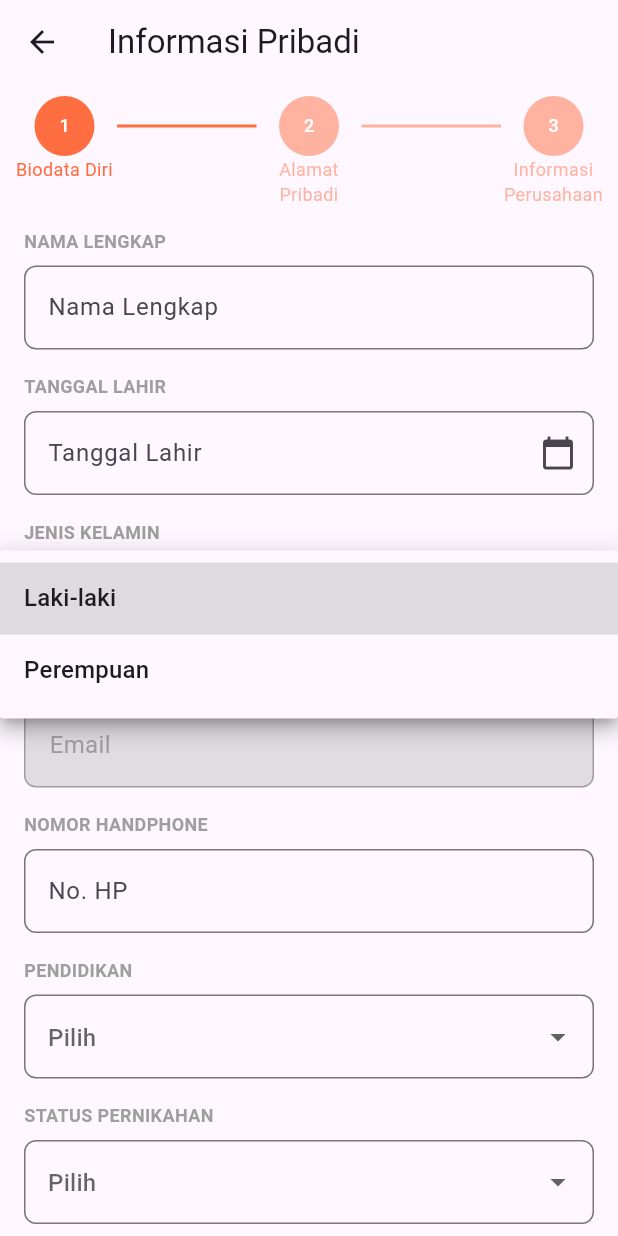
After one commit to aciedds/fast8_test, a Flutter app: the PersonalInformationView screen opened by its route, after a tap on "Jenis Kelamin", on a phone screen of 412 x 824 dp. The commit adds this screen. Run offline on Flutter 3.47's test engine with Material 3 defaults, Android fonts, the phone set to English and light mode, and no system bars; our stand-ins replace carousel_slider, cloud_firestore, dio, firebase_auth, firebase_core, flutter_svg and 7 more; accounts and stored records are empty.

Commit message:
update personal information

```diff
--- a/lib/presentation/pages.dart
+++ b/lib/presentation/pages.dart
@@ -7,6 +7,8 @@ import 'package:fast8_test/presentation/login/login_view.dart';
 import 'package:fast8_test/presentation/onboarding/auth_middleware.dart';
 import 'package:fast8_test/presentation/onboarding/onboarding_binding.dart';
 import 'package:fast8_test/presentation/onboarding/onboarding_view.dart';
+import 'package:fast8_test/presentation/personal_infomation/personal_information_binding.dart';
+import 'package:fast8_test/presentation/personal_infomation/personal_information_view.dart';
 import 'package:fast8_test/presentation/profile/profile_binding.dart';
 import 'package:fast8_test/presentation/profile/profile_view.dart';
 import 'package:fast8_test/presentation/register/register_binding.dart';
@@ -72,5 +74,11 @@ class Pages {
       transition: Transition.rightToLeftWithFade,
       binding: ResetEmailBinding(),
     ),
+    GetPage(
+      name: Routes.PERSONAL_INFORMATION,
+      page: () => const PersonalInformationView(),
+      transition: Transition.rightToLeftWithFade,
+      binding: PersonalInformationBinding(),
+    ),
   ];
 }
--- /dev/null
+++ b/lib/presentation/personal_infomation/personal_information_binding.dart
@@ -0,0 +1,10 @@
+import 'package:fast8_test/presentation/personal_infomation/personal_information_controller.dart';
+import 'package:get/get.dart';
+
+class PersonalInformationBinding extends Bindings{
+  @override
+  void dependencies() {
+    Get.lazyPut(() => PersonalInformationController());
+  }
+
+}
--- /dev/null
+++ b/lib/presentation/personal_infomation/personal_information_controller.dart
@@ -0,0 +1,73 @@
+import 'package:flutter/material.dart';
+import 'package:get/get.dart';
+
+class PersonalInformationController extends GetxController {
+  late TextEditingController nameTEC;
+  late FocusNode nameFN;
+
+  late TextEditingController emailTEC;
+  late FocusNode emailFN;
+
+  late TextEditingController phoneNumberTEC;
+  late FocusNode phoneNumberFN;
+
+  Rx<DateTime?> selectedDate = Rx<DateTime?>(null);
+  RxString gender = ''.obs;
+  RxString education = ''.obs;
+  RxString maritalStatus = ''.obs;
+  RxBool agreedToTerms = false.obs;
+
+  @override
+  void onInit() {
+    super.onInit();
+    initializeNameTextField();
+    initializePhoneNumberTextField();
+    initializeEmailTextField();
+  }
+
+  void initializeNameTextField() {
+    nameTEC = TextEditingController();
+    nameFN = FocusNode();
+  }
+
+  void initializePhoneNumberTextField() {
+    phoneNumberTEC = TextEditingController();
+    phoneNumberFN = FocusNode();
+  }
+
+  void initializeEmailTextField() {
+    emailTEC = TextEditingController();
+    emailFN = FocusNode();
+  }
+
+
+
+  @override
+  void dispose() {
+    super.dispose();
+    nameTEC.dispose();
+    nameFN.dispose();
+    phoneNumberTEC.dispose();
+    phoneNumberFN.dispose();
+    emailTEC.dispose();
+    emailFN.dispose();
+  }
+
+  void updateDate(DateTime date) {
+    selectedDate.value = date;
+  }
+
+  void updateGender(String selectedGender) {
+    gender.value = selectedGender;
+  }
+
+  void toggleAgreement(bool? value) {
+    agreedToTerms.value = value ?? false;
+  }
+
+  String get formattedDate {
+    if (selectedDate.value == null) return '';
+    final date = selectedDate.value!;
+    return '${date.day}/${date.month}/${date.year}';
+  }
+}
--- /dev/null
+++ b/lib/presentation/personal_infomation/personal_information_view.dart
@@ -0,0 +1,444 @@
+import 'package:fast8_test/presentation/personal_infomation/personal_information_controller.dart';
+import 'package:flutter/material.dart';
+import 'package:get/get.dart';
+
+class PersonalInformationView extends GetView<PersonalInformationController> {
+  const PersonalInformationView({super.key});
+
+  Future<void> _selectDate(BuildContext context) async {
+    final DateTime? picked = await showDatePicker(
+      context: context,
+      initialDate: DateTime.now(),
+      firstDate: DateTime(1900),
+      lastDate: DateTime.now(),
+    );
+    if (picked != null) {
+      controller.updateDate(picked);
+    }
+  }
+
+  @override
+  Widget build(BuildContext context) {
+    return Scaffold(
+      appBar: AppBar(title: const Text("Informasi Pribadi")),
+      body: Column(
+        crossAxisAlignment: CrossAxisAlignment.stretch,
+        mainAxisSize: MainAxisSize.min,
+        children: [
+          Padding(
+            padding: EdgeInsets.all(8.0),
+            child: Row(
+              crossAxisAlignment: CrossAxisAlignment.center,
+              mainAxisSize: MainAxisSize.min,
+              children: [
+                SizedBox(
+                  width: 70,
+                  height: 80,
+                  child: Column(
+                    crossAxisAlignment: CrossAxisAlignment.center,
+                    mainAxisSize: MainAxisSize.min,
+                    children: [
+                      CircleAvatar(
+                        radius: 20,
+                        backgroundColor: Colors.deepOrangeAccent,
+                        child: Text(
+                          '1',
+                          style: TextStyle(
+                            color: Colors.white,
+                            fontSize: 12,
+                          ),
+                        ),
+                      ),
+                      Text(
+                        "Biodata Diri",
+                        textAlign: TextAlign.center,
+                        overflow: TextOverflow.ellipsis,
+                        maxLines: 2,
+                        style: TextStyle(
+                          fontSize: 12,
+                          color: Colors.deepOrangeAccent,
+                        ),
+                      ),
+                    ],
+                  ),
+                ),
+                Expanded(
+                  child: Column(
+                    children: [
+                      Divider(
+                        color: Colors.deepOrangeAccent,
+                        thickness: 2,
+                      ),
+                      SizedBox(height: 40)
+                    ],
+                  ),
+                ),
+                SizedBox(
+                  width: 70,
+                  height: 80,
+                  child: Column(
+                    crossAxisAlignment: CrossAxisAlignment.center,
+                    mainAxisSize: MainAxisSize.min,
+                    children: [
+                      CircleAvatar(
+                        radius: 20,
+                        backgroundColor:
+                            Colors.deepOrangeAccent.withOpacity(0.5),
+                        child: Text(
+                          '2',
+                          style: TextStyle(
+                            color: Colors.white,
+                            fontSize: 12,
+                          ),
+                        ),
+                      ),
+                      Text(
+                        "Alamat Pribadi",
+                        textAlign: TextAlign.center,
+                        overflow: TextOverflow.ellipsis,
+                        maxLines: 2,
+                        style: TextStyle(
+                          fontSize: 12,
+                          color: Colors.deepOrangeAccent.withOpacity(0.5),
+                        ),
+                      ),
+                    ],
+                  ),
+                ),
+                Expanded(
+                  child: Column(
+                    children: [
+                      Divider(
+                        color: Colors.deepOrangeAccent.withOpacity(0.5),
+                        thickness: 2,
+                      ),
+                      SizedBox(height: 40)
+                    ],
+                  ),
+                ),
+                SizedBox(
+                  width: 70,
+                  height: 80,
+                  child: Column(
+                    crossAxisAlignment: CrossAxisAlignment.center,
+                    mainAxisSize: MainAxisSize.min,
+                    children: [
+                      CircleAvatar(
+                        radius: 20,
+                        backgroundColor:
+                            Colors.deepOrangeAccent.withOpacity(0.5),
+                        child: Text(
+                          '3',
+                          style: TextStyle(
+                            color: Colors.white,
+                            fontSize: 12,
+                          ),
+                        ),
+                      ),
+                      Text(
+                        "Informasi Perusahaan",
+                        textAlign: TextAlign.center,
+                        overflow: TextOverflow.ellipsis,
+                        maxLines: 2,
+                        style: TextStyle(
+                          fontSize: 12,
+                          color: Colors.deepOrangeAccent.withOpacity(0.5),
+                        ),
+                      ),
+                    ],
+                  ),
+                ),
+              ],
+            ),
+          ),
+          Expanded(
+            child: ListView(
+              shrinkWrap: true,
+              padding: EdgeInsets.symmetric(horizontal: 16),
+              children: [
+                const Text(
+                  'NAMA LENGKAP',
+                  style: TextStyle(
+                    fontSize: 12,
+                    fontWeight: FontWeight.bold,
+                    color: Colors.grey,
+                  ),
+                ),
+                const SizedBox(height: 8),
+                TextFormField(
+                  controller: controller.nameTEC,
+                  focusNode: controller.nameFN,
+                  decoration: InputDecoration(
+                    hintText: 'Nama Lengkap',
+                    focusColor: Colors.deepOrangeAccent,
+                    hoverColor: Colors.deepOrangeAccent,
+                    focusedBorder: OutlineInputBorder(
+                      borderSide: const BorderSide(
+                        color: Colors.deepOrangeAccent,
+                      ),
+                      borderRadius: BorderRadius.circular(8),
+                    ),
+                    border: OutlineInputBorder(
+                      borderSide: const BorderSide(
+                        color: Colors.deepOrangeAccent,
+                      ),
+                      borderRadius: BorderRadius.circular(8),
+                    ),
+                  ),
+                ),
+                const SizedBox(height: 16.0),
+                Text(
+                  'TANGGAL LAHIR',
+                  style: TextStyle(
+                    fontSize: 12,
+                    fontWeight: FontWeight.bold,
+                    color: Colors.grey,
+                  ),
+                ),
+                const SizedBox(height: 8),
+                GestureDetector(
+                  onTap: () => _selectDate(context),
+                  child: AbsorbPointer(
+                    child: Obx(
+                      () => TextFormField(
+                        decoration: InputDecoration(
+                          hintText: 'Tanggal Lahir',
+                          focusColor: Colors.deepOrangeAccent,
+                          hoverColor: Colors.deepOrangeAccent,
+                          focusedBorder: OutlineInputBorder(
+                            borderSide: BorderSide(
+                              color: Colors.deepOrangeAccent,
+                            ),
+                            borderRadius: BorderRadius.circular(8),
+                          ),
+                          border: OutlineInputBorder(
+                            borderSide: BorderSide(
+                              color: Colors.deepOrangeAccent,
+                            ),
+                            borderRadius: BorderRadius.circular(8),
+                          ),
+                          suffixIcon: Icon(Icons.calendar_today),
+                        ),
+                        controller: TextEditingController(
+                          text: controller.formattedDate,
+                        ),
+                      ),
+                    ),
+                  ),
+                ),
+                const SizedBox(height: 16.0),
+                Text(
+                  'JENIS KELAMIN',
+                  style: TextStyle(
+                    fontSize: 12,
+                    fontWeight: FontWeight.bold,
+                    color: Colors.grey,
+                  ),
+                ),
+                const SizedBox(height: 8),
+                Obx(
+                  () => DropdownButtonFormField<String>(
+                    decoration: InputDecoration(
+                      hintText: 'Jenis Kelamin',
+                      focusColor: Colors.deepOrangeAccent,
+                      hoverColor: Colors.deepOrangeAccent,
+                      focusedBorder: OutlineInputBorder(
+                        borderSide: BorderSide(
+                          color: Colors.deepOrangeAccent,
+                        ),
+                        borderRadius: BorderRadius.circular(8),
+                      ),
+                      border: OutlineInputBorder(
+                        borderSide: BorderSide(
+                          color: Colors.deepOrangeAccent,
+                        ),
+                        borderRadius: BorderRadius.circular(8),
+                      ),
+                    ),
+                    value: controller.gender.value.isEmpty
+                        ? null
+                        : controller.gender.value,
+                    items: ['Laki-laki', 'Perempuan']
+                        .map((label) => DropdownMenuItem(
+                              child: Text(label),
+                              value: label,
+                            ))
+                        .toList(),
+                    onChanged: (value) => controller.updateGender(
+                      value ?? 'Laki-laki',
+                    ),
+                  ),
+                ),
+                const SizedBox(height: 16.0),
+                const Text(
+                  'ALAMAT EMAIL',
+                  style: TextStyle(
+                    fontSize: 12,
+                    fontWeight: FontWeight.bold,
+                    color: Colors.grey,
+                  ),
+                ),
+                const SizedBox(height: 8),
+                Container(
+                  padding: EdgeInsets.all(16),
+                  decoration: BoxDecoration(
+                    color: Colors.grey.withOpacity(.3),
+                    borderRadius: BorderRadius.circular(8),
+                    border: Border.all(
+                      color: Colors.grey,
+                    ),
+                  ),
+                  child: Text(
+                    "Email",
+                    style: TextStyle(
+                      color: Colors.grey,
+                      fontSize: 16,
+                    ),
+                  ),
+                ),
+                const SizedBox(height: 16.0),
+                Text(
+                  'NOMOR HANDPHONE',
+                  style: TextStyle(
+                    fontSize: 12,
+                    fontWeight: FontWeight.bold,
+                    color: Colors.grey,
+                  ),
+                ),
+                const SizedBox(height: 8),
+                TextFormField(
+                  controller: controller.phoneNumberTEC,
+                  focusNode: controller.phoneNumberFN,
+                  decoration: InputDecoration(
+                    hintText: 'No. HP',
+                    focusColor: Colors.deepOrangeAccent,
+                    hoverColor: Colors.deepOrangeAccent,
+                    focusedBorder: OutlineInputBorder(
+                      borderSide: BorderSide(
+                        color: Colors.deepOrangeAccent,
+                      ),
+                      borderRadius: BorderRadius.circular(8),
+                    ),
+                    border: OutlineInputBorder(
+                      borderSide: BorderSide(
+                        color: Colors.deepOrangeAccent,
+                      ),
+                      borderRadius: BorderRadius.circular(8),
+                    ),
+                  ),
+                  keyboardType: TextInputType.phone,
+                ),
+                const SizedBox(height: 16.0),
+                Text(
+                  'PENDIDIKAN',
+                  style: TextStyle(
+                    fontSize: 12,
+                    fontWeight: FontWeight.bold,
+                    color: Colors.grey,
+                  ),
+                ),
+                const SizedBox(height: 8),
+                Obx(
+                  () => DropdownButtonFormField<String>(
+                    decoration: InputDecoration(
+                      hintText: 'Pilih',
+                      focusColor: Colors.deepOrangeAccent,
+                      hoverColor: Colors.deepOrangeAccent,
+                      focusedBorder: OutlineInputBorder(
+                        borderSide: BorderSide(
+                          color: Colors.deepOrangeAccent,
+                        ),
+                        borderRadius: BorderRadius.circular(8),
+                      ),
+                      border: OutlineInputBorder(
+                        borderSide: BorderSide(
+                          color: Colors.deepOrangeAccent,
+                        ),
+                        borderRadius: BorderRadius.circular(8),
+                      ),
+                    ),
+                    value: controller.education.value.isEmpty
+                        ? null
+                        : controller.education.value,
+                    items:
+                        ['SD', 'SMP', 'SMA', 'D1', 'D2', 'D3', 'S1', 'S2', 'S3']
+                            .map((label) => DropdownMenuItem(
+                                  child: Text(label),
+                                  value: label,
+                                ))
+                            .toList(),
+                    onChanged: (value) => controller.updateGender(
+                      value ?? '-',
+                    ),
+                  ),
+                ),
+                const SizedBox(height: 16.0),
+                Text(
+                  'STATUS PERNIKAHAN',
+                  style: TextStyle(
+                    fontSize: 12,
+                    fontWeight: FontWeight.bold,
+                    color: Colors.grey,
+                  ),
+                ),
+                const SizedBox(height: 8),
+                Obx(
+                      () => DropdownButtonFormField<String>(
+                    decoration: InputDecoration(
+                      hintText: 'Pilih',
+                      focusColor: Colors.deepOrangeAccent,
+                      hoverColor: Colors.deepOrangeAccent,
+                      focusedBorder: OutlineInputBorder(
+                        borderSide: BorderSide(
+                          color: Colors.deepOrangeAccent,
+                        ),
+                        borderRadius: BorderRadius.circular(8),
+                      ),
+                      border: OutlineInputBorder(
+                        borderSide: BorderSide(
+                          color: Colors.deepOrangeAccent,
+                        ),
+                        borderRadius: BorderRadius.circular(8),
+                      ),
+                    ),
+                    value: controller.maritalStatus.value.isEmpty
+                        ? null
+                        : controller.maritalStatus.value,
+                    items:
+                    ['Belum Menikah', 'Menikah', 'Janda', 'Duda']
+                        .map((label) => DropdownMenuItem(
+                      child: Text(label),
+                      value: label,
+                    ))
+                        .toList(),
+                    onChanged: (value) => controller.updateGender(
+                      value ?? '-',
+                    ),
+                  ),
+                ),
+                const SizedBox(height: 16.0),
+                ElevatedButton(
+                  style: ElevatedButton.styleFrom(
+                    backgroundColor: Colors.deepOrangeAccent,
+                    minimumSize: const Size.fromHeight(50),
+                    shape: RoundedRectangleBorder(
+                      borderRadius: BorderRadius.circular(8),
+                    ),
+                  ),
+                  onPressed: (){},
+                  child: const Text(
+                    'Lanjutkan',
+                    style: TextStyle(
+                      color: Colors.white,
+                      fontWeight: FontWeight.bold,
+                    ),
+                  ),
+                )
+              ],
+            ),
+          ),
+        ],
+      ),
+    );
+  }
+}
--- a/lib/presentation/profile/profile_view.dart
+++ b/lib/presentation/profile/profile_view.dart
@@ -87,7 +87,7 @@ class ProfileView extends GetView<ProfileController> {
                 ProfileMenuItem(
                   icon: Icons.person,
                   title: 'Informasi Pribadi',
-                  onTap: () {},
+                  onTap: () => Get.offNamed(Routes.PERSONAL_INFORMATION),
                 ),
                 ProfileMenuItem(
                   icon: Icons.article,
--- a/lib/presentation/register/register_view.dart
+++ b/lib/presentation/register/register_view.dart
@@ -173,7 +173,6 @@ class RegisterView extends GetView<RegisterController> {
                   ),
                 ),
                 const SizedBox(height: 16.0),
-
                 Text(
                   'NOMOR HANDPHONE',
                   style: TextStyle(
--- a/lib/presentation/routes.dart
+++ b/lib/presentation/routes.dart
@@ -9,4 +9,5 @@ class Routes {
   static const PROFILE = '/profile';
   static const RESET_PASSWORD = '/reset_password';
   static const RESET_EMAIL = '/reset_email';
+  static const PERSONAL_INFORMATION = '/personal_information';
 }
```
